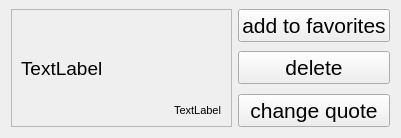
Above: src/forms/singlequotecard.ui from New-Dutchman/quotes-museum-client before the change. Below: the same form after it.
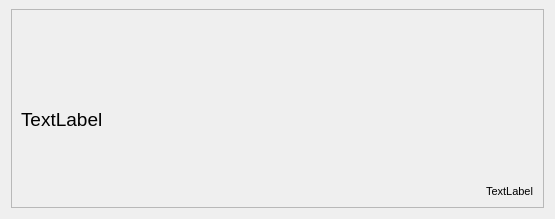
That is the form after the change.

Commit message: popup menu for quote and remove favourite quote

The edit to the form file:
```diff
--- a/src/forms/singlequotecard.ui
+++ b/src/forms/singlequotecard.ui
@@ -6,8 +6,8 @@
    <rect>
     <x>0</x>
     <y>0</y>
-    <width>401</width>
-    <height>138</height>
+    <width>555</width>
+    <height>219</height>
    </rect>
   </property>
   <property name="sizePolicy">
@@ -33,7 +33,7 @@
   <property name="styleSheet">
    <string notr="true"/>
   </property>
-  <layout class="QHBoxLayout" name="horizontalLayout" stretch="4,0">
+  <layout class="QHBoxLayout" name="horizontalLayout" stretch="4">
    <property name="topMargin">
     <number>9</number>
    </property>
@@ -106,49 +106,6 @@
      </layout>
     </widget>
    </item>
-   <item>
-    <layout class="QVBoxLayout" name="verticalLayout" stretch="1,1,1">
-     <item alignment="Qt::AlignTop">
-      <widget class="QPushButton" name="addFavsBtn">
-       <property name="maximumSize">
-        <size>
-         <width>250</width>
-         <height>16777215</height>
-        </size>
-       </property>
-       <property name="text">
-        <string>add to favorites</string>
-       </property>
-      </widget>
-     </item>
-     <item alignment="Qt::AlignVCenter">
-      <widget class="QPushButton" name="deleteCardBtn">
-       <property name="maximumSize">
-        <size>
-         <width>250</width>
-         <height>16777215</height>
-        </size>
-       </property>
-       <property name="text">
-        <string>delete</string>
-       </property>
-      </widget>
-     </item>
-     <item alignment="Qt::AlignBottom">
-      <widget class="QPushButton" name="updateQuoteBtn">
-       <property name="maximumSize">
-        <size>
-         <width>250</width>
-         <height>16777215</height>
-        </size>
-       </property>
-       <property name="text">
-        <string>change quote</string>
-       </property>
-      </widget>
-     </item>
-    </layout>
-   </item>
   </layout>
  </widget>
  <resources/>
```
Left out of the diff: 6 changed lines with no effect on the pictures. The commit also changes 11 other files.
